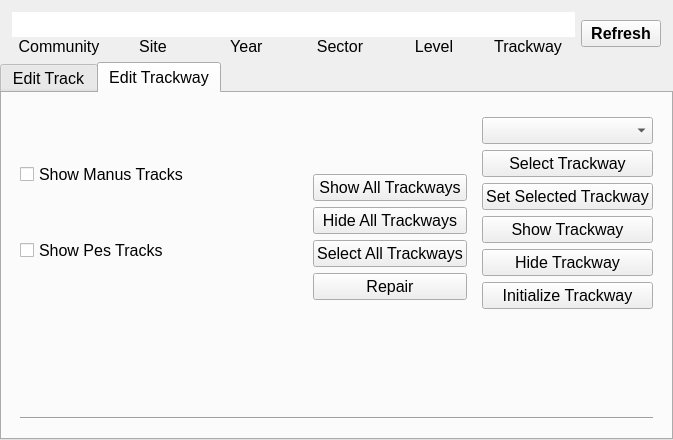
The window that resources/widget/tools/TrackwayManagerWidget/TrackwayManagerWidget.ui (sernst/Cadence) describes before a commit, drawn with Qt 5.
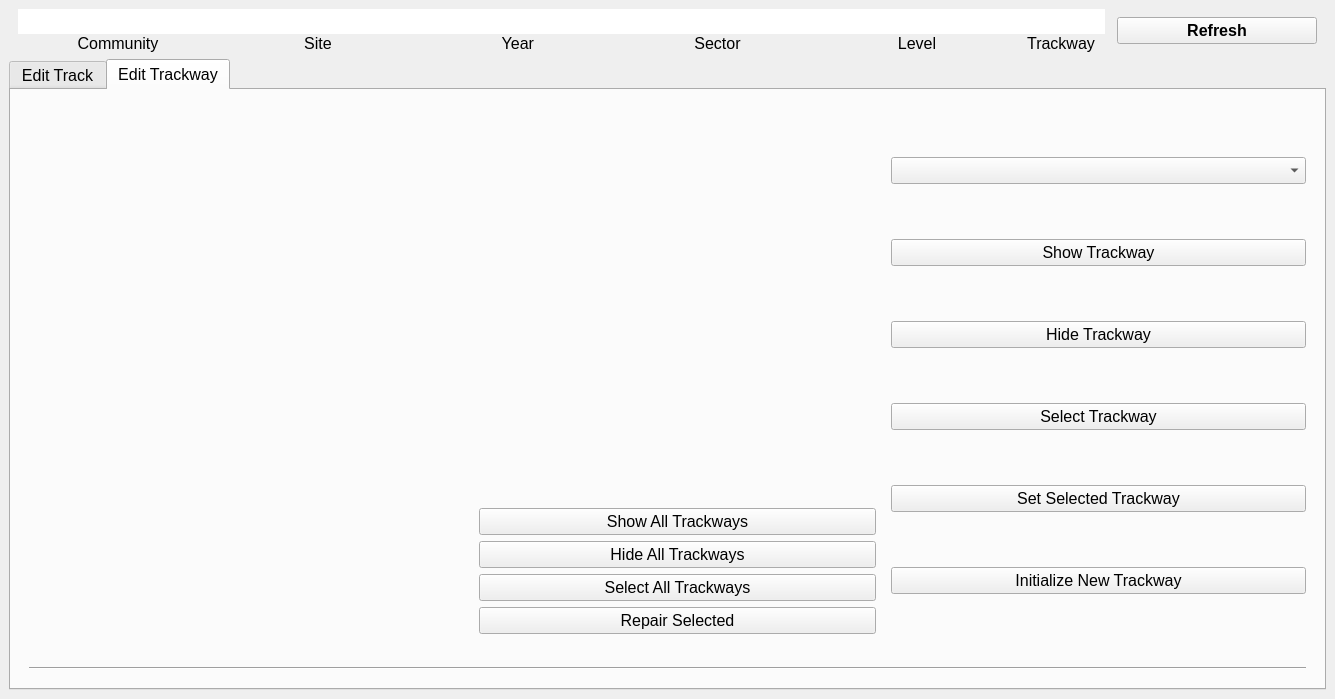
The same window after the commit. The open tabs and pages were chosen to show the change. Icons and pictures are not drawn.

Commit message: KAS: push of backwaters changes

What changed in the file:
```diff
--- a/resources/widget/tools/TrackwayManagerWidget/TrackwayManagerWidget.ui
+++ b/resources/widget/tools/TrackwayManagerWidget/TrackwayManagerWidget.ui
@@ -9,8 +9,8 @@
    <rect>
     <x>0</x>
     <y>0</y>
-    <width>673</width>
-    <height>440</height>
+    <width>1335</width>
+    <height>699</height>
    </rect>
   </property>
   <property name="sizePolicy">
@@ -40,21 +40,9 @@
        <verstretch>0</verstretch>
       </sizepolicy>
      </property>
-     <layout class="QHBoxLayout" name="horizontalLayout_2" stretch="1,0">
-      <property name="leftMargin">
-       <number>0</number>
-      </property>
-      <property name="topMargin">
-       <number>12</number>
-      </property>
-      <property name="rightMargin">
-       <number>12</number>
-      </property>
-      <property name="bottomMargin">
-       <number>0</number>
-      </property>
+     <layout class="QVBoxLayout" name="verticalLayout_14">
       <item>
-       <widget class="QWidget" name="trackwayWidget" native="true">
+       <widget class="QWidget" name="trackwayBannerWidget" native="true">
         <property name="sizePolicy">
          <sizepolicy hsizetype="Expanding" vsizetype="Fixed">
           <horstretch>0</horstretch>
@@ -66,19 +54,13 @@
           <pointsize>12</pointsize>
          </font>
         </property>
-        <layout class="QHBoxLayout" name="horizontalLayout_4" stretch="1,1,1,1,1,1">
+        <layout class="QHBoxLayout" name="horizontalLayout_4" stretch="2,2,2,2,2,1,2">
          <property name="spacing">
           <number>0</number>
          </property>
-         <property name="leftMargin">
-          <number>12</number>
-         </property>
          <property name="topMargin">
           <number>0</number>
          </property>
-         <property name="rightMargin">
-          <number>0</number>
-         </property>
          <property name="bottomMargin">
           <number>0</number>
          </property>
@@ -429,30 +411,46 @@
           </widget>
          </item>
          <item>
-          <widget class="QWidget" name="widget" native="true">
+          <widget class="QWidget" name="trackwayWidget" native="true">
            <property name="sizePolicy">
             <sizepolicy hsizetype="Expanding" vsizetype="Fixed">
              <horstretch>0</horstretch>
              <verstretch>0</verstretch>
             </sizepolicy>
            </property>
-           <property name="font">
-            <font>
-             <pointsize>12</pointsize>
-            </font>
-           </property>
-           <layout class="QVBoxLayout" name="trackwayVL">
+           <layout class="QVBoxLayout" name="verticalLayout_10">
             <property name="spacing">
              <number>0</number>
             </property>
-            <property name="sizeConstraint">
-             <enum>QLayout::SetMinimumSize</enum>
+            <property name="leftMargin">
+             <number>0</number>
+            </property>
+            <property name="topMargin">
+             <number>0</number>
+            </property>
+            <property name="rightMargin">
+             <number>12</number>
+            </property>
+            <property name="bottomMargin">
+             <number>0</number>
+            </property>
+            <item>
+             <widget class="QWidget" name="trackwayValuesWidget" native="true">
+              <property name="sizePolicy">
+               <sizepolicy hsizetype="Expanding" vsizetype="Fixed">
+                <horstretch>0</horstretch>
+                <verstretch>0</verstretch>
+               </sizepolicy>
+              </property>
+              <layout class="QHBoxLayout" name="horizontalLayout_2" stretch="1,3">
+               <property name="spacing">
+                <number>0</number>
             </property>
             <property name="margin">
              <number>0</number>
             </property>
             <item>
-             <widget class="QLineEdit" name="trackwayLE">
+                <widget class="QLineEdit" name="trackwayTypeLE">
               <property name="sizePolicy">
                <sizepolicy hsizetype="Expanding" vsizetype="Fixed">
                 <horstretch>0</horstretch>
@@ -479,6 +477,39 @@
               <property name="alignment">
                <set>Qt::AlignCenter</set>
               </property>
+                </widget>
+               </item>
+               <item>
+                <widget class="QLineEdit" name="trackwayNumberLE">
+                 <property name="sizePolicy">
+                  <sizepolicy hsizetype="Expanding" vsizetype="Fixed">
+                   <horstretch>0</horstretch>
+                   <verstretch>0</verstretch>
+                  </sizepolicy>
+                 </property>
+                 <property name="baseSize">
+                  <size>
+                   <width>0</width>
+                   <height>3</height>
+                  </size>
+                 </property>
+                 <property name="font">
+                  <font>
+                   <pointsize>12</pointsize>
+                  </font>
+                 </property>
+                 <property name="layoutDirection">
+                  <enum>Qt::LeftToRight</enum>
+                 </property>
+                 <property name="frame">
+                  <bool>false</bool>
+                 </property>
+                 <property name="alignment">
+                  <set>Qt::AlignCenter</set>
+                 </property>
+                </widget>
+               </item>
+              </layout>
              </widget>
             </item>
             <item>
@@ -505,13 +536,10 @@
            </layout>
           </widget>
          </item>
-        </layout>
-       </widget>
-      </item>
       <item>
        <widget class="QPushButton" name="refreshBtn">
         <property name="sizePolicy">
-         <sizepolicy hsizetype="Fixed" vsizetype="Fixed">
+            <sizepolicy hsizetype="Expanding" vsizetype="Fixed">
           <horstretch>0</horstretch>
           <verstretch>0</verstretch>
          </sizepolicy>
@@ -542,7 +570,7 @@
       </font>
      </property>
      <property name="currentIndex">
-      <number>0</number>
+         <number>1</number>
      </property>
      <widget class="QWidget" name="trackEditorTab">
       <property name="sizePolicy">
@@ -2190,15 +2218,6 @@
        <string>Edit Trackway</string>
       </attribute>
       <layout class="QVBoxLayout" name="verticalLayout_16">
-       <item>
-        <widget class="QWidget" name="widget_4" native="true">
-         <layout class="QHBoxLayout" name="horizontalLayout_7">
-          <property name="margin">
-           <number>0</number>
-          </property>
-         </layout>
-        </widget>
-       </item>
        <item>
         <widget class="QWidget" name="widget_8" native="true">
          <layout class="QHBoxLayout" name="horizontalLayout_11">
@@ -2209,27 +2228,26 @@
               <pointsize>12</pointsize>
              </font>
             </property>
-            <layout class="QGridLayout" name="selectionGL_2" rowstretch="0,0,0">
+               <layout class="QGridLayout" name="selectionGL_2" rowstretch="0">
              <property name="margin">
               <number>0</number>
              </property>
-             <item row="2" column="0">
-              <widget class="QCheckBox" name="showPesCkB">
-               <property name="text">
-                <string>Show Pes Tracks</string>
-               </property>
-              </widget>
-             </item>
-             <item row="1" column="0">
-              <widget class="QCheckBox" name="showManusCkB">
-               <property name="text">
-                <string>Show Manus Tracks</string>
-               </property>
-              </widget>
-             </item>
             </layout>
            </widget>
           </item>
+             <item>
+              <spacer name="verticalSpacer_4">
+               <property name="orientation">
+                <enum>Qt::Vertical</enum>
+               </property>
+               <property name="sizeHint" stdset="0">
+                <size>
+                 <width>20</width>
+                 <height>198</height>
+                </size>
+               </property>
+              </spacer>
+             </item>
           <item>
            <spacer name="horizontalSpacer_3">
             <property name="orientation">
@@ -2343,7 +2361,7 @@
                    </font>
                   </property>
                   <property name="text">
-                   <string>Repair</string>
+                      <string>Repair Selected</string>
                   </property>
                  </widget>
                 </item>
@@ -2373,6 +2391,12 @@
                  <verstretch>0</verstretch>
                 </sizepolicy>
                </property>
+                  <property name="font">
+                   <font>
+                    <weight>75</weight>
+                    <bold>true</bold>
+                   </font>
+                  </property>
                <property name="editable">
                 <bool>false</bool>
                </property>
@@ -2384,42 +2408,6 @@
                </property>
               </widget>
              </item>
-             <item>
-              <widget class="QPushButton" name="selectTrackwayBtn">
-               <property name="sizePolicy">
-                <sizepolicy hsizetype="Expanding" vsizetype="Fixed">
-                 <horstretch>0</horstretch>
-                 <verstretch>0</verstretch>
-                </sizepolicy>
-               </property>
-               <property name="font">
-                <font>
-                 <pointsize>12</pointsize>
-                </font>
-               </property>
-               <property name="text">
-                <string>Select Trackway</string>
-               </property>
-              </widget>
-             </item>
-             <item>
-              <widget class="QPushButton" name="setTrackwayBtn">
-               <property name="sizePolicy">
-                <sizepolicy hsizetype="Expanding" vsizetype="Fixed">
-                 <horstretch>0</horstretch>
-                 <verstretch>0</verstretch>
-                </sizepolicy>
-               </property>
-               <property name="font">
-                <font>
-                 <pointsize>12</pointsize>
-                </font>
-               </property>
-               <property name="text">
-                <string>Set Selected Trackway</string>
-               </property>
-              </widget>
-             </item>
              <item>
               <widget class="QPushButton" name="showTrackwayBtn">
                <property name="sizePolicy">
@@ -2456,6 +2444,42 @@
                </property>
               </widget>
              </item>
+                <item>
+                 <widget class="QPushButton" name="selectTrackwayBtn">
+                  <property name="sizePolicy">
+                   <sizepolicy hsizetype="Expanding" vsizetype="Fixed">
+                    <horstretch>0</horstretch>
+                    <verstretch>0</verstretch>
+                   </sizepolicy>
+                  </property>
+                  <property name="font">
+                   <font>
+                    <pointsize>12</pointsize>
+                   </font>
+                  </property>
+                  <property name="text">
+                   <string>Select Trackway</string>
+                  </property>
+                 </widget>
+                </item>
+                <item>
+                 <widget class="QPushButton" name="setSelectedTrackwayBtn">
+                  <property name="sizePolicy">
+                   <sizepolicy hsizetype="Expanding" vsizetype="Fixed">
+                    <horstretch>0</horstretch>
+                    <verstretch>0</verstretch>
+                   </sizepolicy>
+                  </property>
+                  <property name="font">
+                   <font>
+                    <pointsize>12</pointsize>
+                   </font>
+                  </property>
+                  <property name="text">
+                   <string>Set Selected Trackway</string>
+                  </property>
+                 </widget>
+                </item>
              <item>
               <widget class="QPushButton" name="initBtn">
                <property name="sizePolicy">
@@ -2470,7 +2494,7 @@
                 </font>
                </property>
                <property name="text">
-                <string>Initialize Trackway</string>
+                   <string>Initialize New Trackway</string>
                </property>
               </widget>
              </item>
@@ -2483,19 +2507,6 @@
        <item>
         <widget class="QWidget" name="widget_9" native="true">
          <layout class="QVBoxLayout" name="verticalLayout_15">
-          <item>
-           <spacer name="verticalSpacer_4">
-            <property name="orientation">
-             <enum>Qt::Vertical</enum>
-            </property>
-            <property name="sizeHint" stdset="0">
-             <size>
-              <width>20</width>
-              <height>198</height>
-             </size>
-            </property>
-           </spacer>
-          </item>
           <item>
            <widget class="Line" name="line_6">
             <property name="orientation">
@@ -2508,6 +2519,9 @@
        </item>
       </layout>
      </widget>
+       </widget>
+      </item>
+     </layout>
     </widget>
    </item>
   </layout>
```
Lines whose indentation alone changed are shown as unchanged. The commit also changes 3 other files.
